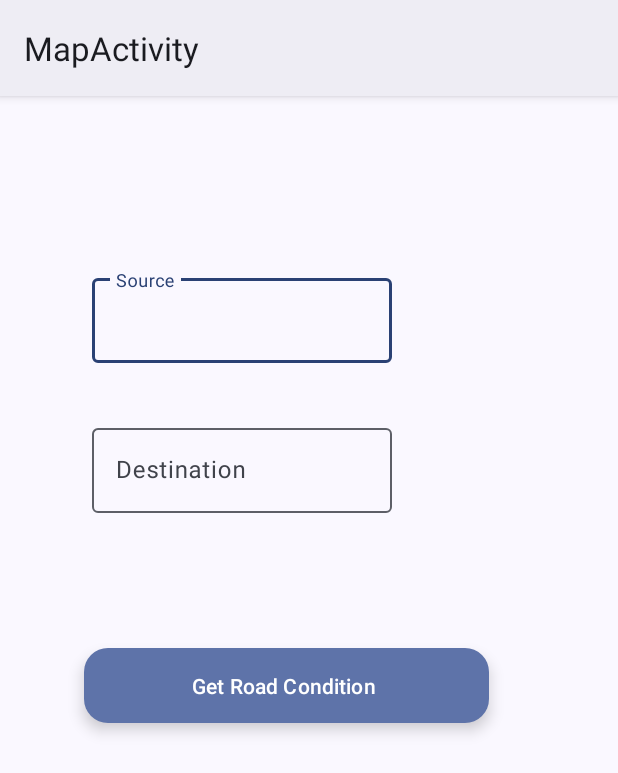
After one commit to Shikhar97/DiaShield, an Android app: the MapActivity screen opened directly, with no data from a screen before it, on a phone screen of 412 x 824 dp. The commit adds this screen. Shown: the top 773 px of the screen. Run offline under Robolectric (Android 15) with nearby library versions, the phone set to English and light mode, and no system bars.

Commit message:
Added functionality to get road conditions

```diff
--- a/app/src/main/java/com/example/diashield/MainActivity.kt
+++ b/app/src/main/java/com/example/diashield/MainActivity.kt
@@ -228,6 +228,12 @@ class MainActivity : AppCompatActivity() {
             startActivity(intent)
         }
 
+        val roadFab: Button = findViewById(R.id.get_road_conditions)
+        roadFab.setOnClickListener {
+            val intent = Intent(this, MapActivity::class.java)
+            startActivity(intent)
+        }
+
     }
 
     private fun convertMediaUriToPath(uri: Uri?): String {
--- /dev/null
+++ b/app/src/main/res/drawable/baseline_directions_car_24.xml
@@ -0,0 +1,5 @@
+<vector android:height="24dp" android:tint="#000000"
+    android:viewportHeight="24" android:viewportWidth="24"
+    android:width="24dp" xmlns:android="http://schemas.android.com/apk/res/android">
+    <path android:fillColor="@android:color/white" android:pathData="M18.92,6.01C18.72,5.42 18.16,5 17.5,5h-11c-0.66,0 -1.21,0.42 -1.42,1.01L3,12v8c0,0.55 0.45,1 1,1h1c0.55,0 1,-0.45 1,-1v-1h12v1c0,0.55 0.45,1 1,1h1c0.55,0 1,-0.45 1,-1v-8l-2.08,-5.99zM6.5,16c-0.83,0 -1.5,-0.67 -1.5,-1.5S5.67,13 6.5,13s1.5,0.67 1.5,1.5S7.33,16 6.5,16zM17.5,16c-0.83,0 -1.5,-0.67 -1.5,-1.5s0.67,-1.5 1.5,-1.5 1.5,0.67 1.5,1.5 -0.67,1.5 -1.5,1.5zM5,11l1.5,-4.5h11L19,11L5,11z"/>
+</vector>
--- /dev/null
+++ b/app/src/main/res/layout/activity_map.xml
@@ -0,0 +1,58 @@
+<?xml version="1.0" encoding="utf-8"?>
+<androidx.constraintlayout.widget.ConstraintLayout xmlns:android="http://schemas.android.com/apk/res/android"
+    xmlns:app="http://schemas.android.com/apk/res-auto"
+    xmlns:tools="http://schemas.android.com/tools"
+    android:layout_width="match_parent"
+    android:layout_height="match_parent"
+    android:fitsSystemWindows="true"
+    android:padding="16dp"
+    tools:context=".SecondActivity">
+
+
+    <com.google.android.material.textfield.TextInputLayout
+        android:id="@+id/source_parent"
+        android:layout_width="270dp"
+        android:layout_height="62dp"
+        android:layout_marginStart="45dp"
+        android:layout_marginTop="100dp"
+        app:layout_constraintStart_toStartOf="parent"
+        app:layout_constraintTop_toTopOf="parent">
+
+        <com.google.android.material.textfield.TextInputEditText
+            android:id="@+id/source"
+            android:layout_width="200dp"
+            android:layout_height="wrap_content"
+            android:layout_marginTop="170dp"
+            android:hint="@string/source"
+            android:textColorHint="#546E7A" />
+    </com.google.android.material.textfield.TextInputLayout>
+
+    <com.google.android.material.textfield.TextInputLayout
+        android:id="@+id/destination_parent"
+        android:layout_width="270dp"
+        android:layout_height="62dp"
+        android:layout_marginStart="45dp"
+        android:layout_marginTop="200dp"
+        app:layout_constraintStart_toStartOf="parent"
+        app:layout_constraintTop_toTopOf="parent">
+
+        <com.google.android.material.textfield.TextInputEditText
+            android:id="@+id/destination"
+            android:layout_width="200dp"
+            android:layout_height="wrap_content"
+            android:layout_marginTop="170dp"
+            android:hint="@string/destination"
+            android:textColorHint="#546E7A" />
+    </com.google.android.material.textfield.TextInputLayout>
+
+    <com.google.android.material.floatingactionbutton.ExtendedFloatingActionButton
+        android:id="@+id/get_road_con"
+        android:layout_width="270dp"
+        android:layout_height="50dp"
+        android:layout_marginStart="40dp"
+        android:layout_marginTop="352dp"
+        android:text="@string/get_road_conditions"
+        app:layout_constraintStart_toStartOf="parent"
+        app:layout_constraintTop_toTopOf="parent" />
+
+</androidx.constraintlayout.widget.ConstraintLayout>
--- a/app/src/main/res/values-night/themes.xml
+++ b/app/src/main/res/values-night/themes.xml
@@ -4,4 +4,9 @@
         <!-- Customize your dark theme here. -->
         <!-- <item name="colorPrimary">@color/my_dark_primary</item> -->
     </style>
+    <!-- Base application theme. -->
+    <style name="Base.Theme.AppCompat.Light.DarkActionBar" parent="Theme.Material3.DayNight.NoActionBar">
+        <!-- Customize your dark theme here. -->
+        <!-- <item name="colorPrimary">@color/my_dark_primary</item> -->
+    </style>
 </resources>
--- a/app/src/main/res/values/strings.xml
+++ b/app/src/main/res/values/strings.xml
@@ -24,4 +24,10 @@
     <string name="calculating">Calculating....</string>
     <string name="accept">Great!</string>
     <string name="cancel">Cancel</string>
+    <string name="title_activity_map">MapActivity</string>
+    <string name="api_key">AIzaSyAMH63jFIVzGWRix4jPh7tLpiz3ZD0FaLM</string>
+    <string name="get_road_conditions">Get Road Condition</string>
+    <string name="destination">Destination</string>
+    <string name="source">Source</string>
+    <string name="road">Road</string>
 </resources>
```
Also changed, not shown: app/build.gradle.kts (+9 -5 lines), app/src/main/AndroidManifest.xml (+11 -4 lines), app/src/main/java/com/example/diashield/MapActivity.kt (added, +165 -0 lines), app/src/main/res/layout/activity_main.xml (+11 -14 lines), app/src/main/res/values-v23/themes.xml (+7 -0 lines), app/src/main/res/values/themes.xml (+11 -1 lines).
